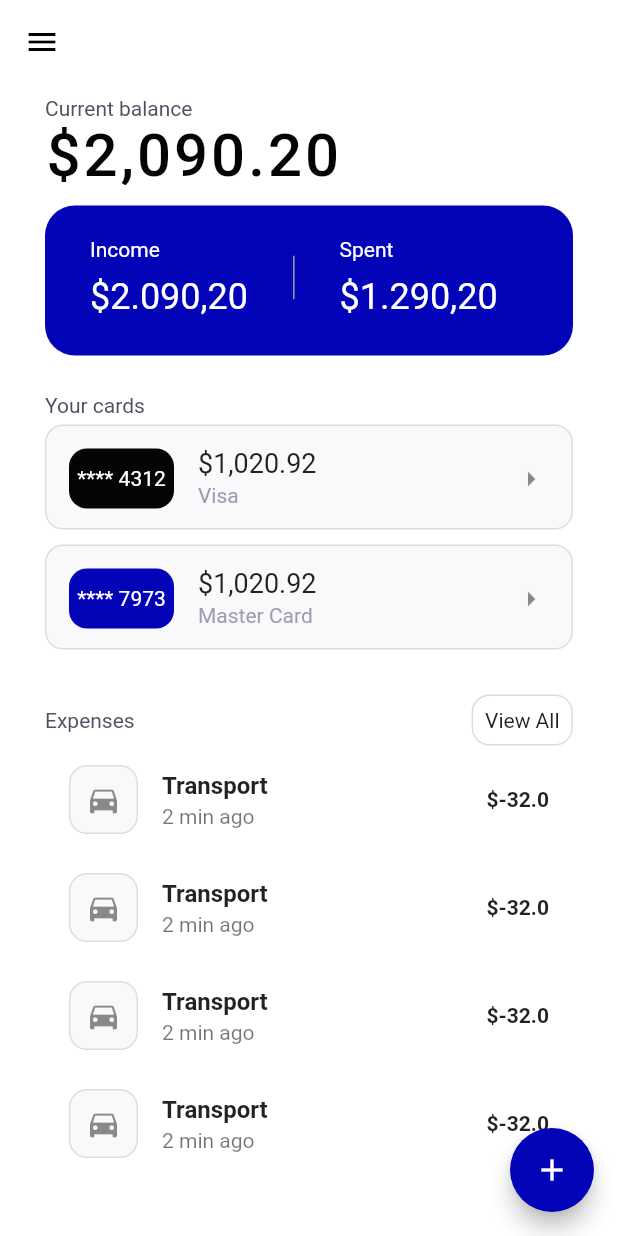
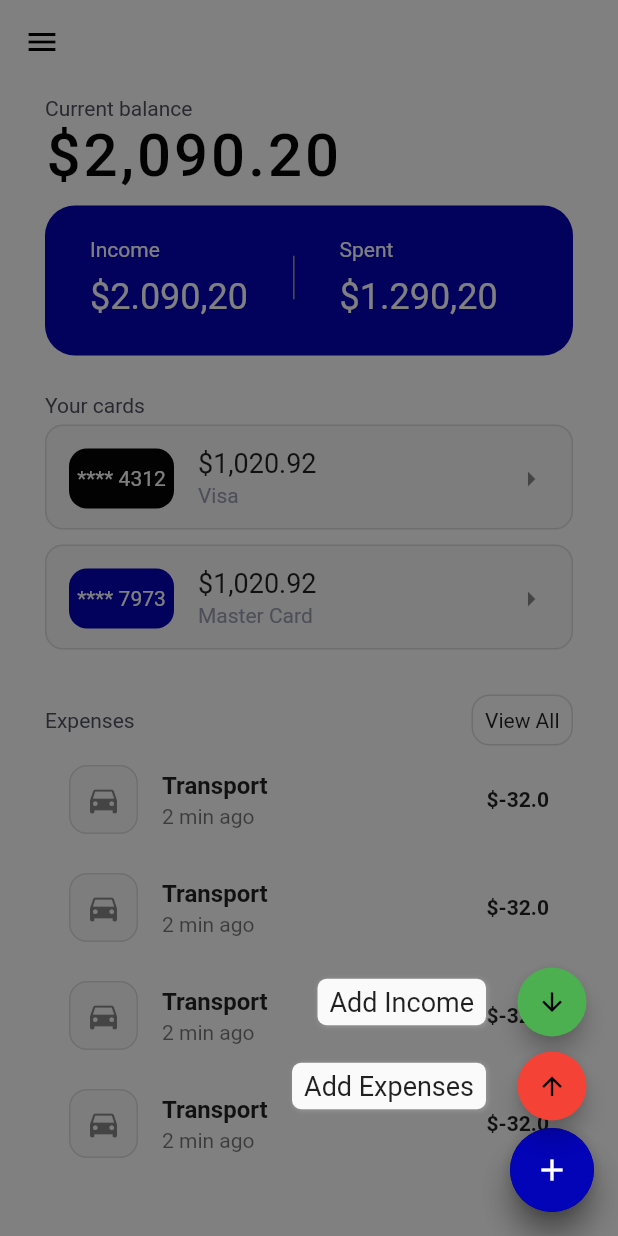
Before and after one commit to sanchezalejandro86/money-tracker, a Flutter app: the screen it shows after launch, after a tap on the "add" icon, on a phone screen of 412 x 824 dp. Run offline on Flutter 3.47's test engine with Material 2 defaults, Android fonts, the phone set to English and light mode, and no system bars; drawn by our look-alikes of flutter_speed_dial.

Commit message:
[WIP] add expenses screen

```diff
--- a/lib/main.dart
+++ b/lib/main.dart
@@ -1,4 +1,4 @@
-import 'package:financeapp/widgets/transaction_tile.dart';
+import 'package:financeapp/screens/home_screen.dart';
 import 'package:flutter/cupertino.dart';
 import 'package:flutter/material.dart';
 
@@ -19,151 +19,7 @@ class MyApp extends StatelessWidget {
         primarySwatch: Colors.blue,
         visualDensity: VisualDensity.adaptivePlatformDensity,
       ),
-      home: MyHomePage(),
+      home: HomeScreen(),
     );
   }
 }
-
-class MyHomePage extends StatefulWidget {
-  MyHomePage({Key key}) : super(key: key);
-
-  @override
-  _MyHomePageState createState() => _MyHomePageState();
-}
-
-class _MyHomePageState extends State<MyHomePage> {
-
-  @override
-  Widget build(BuildContext context) {
-    return Scaffold(
-      appBar: AppBar(
-        backgroundColor: Colors.white,
-        elevation: 0,
-        leading: Icon(Icons.menu, color: Colors.black,),
-      ),
-      body: SingleChildScrollView(
-        child: Container(
-          padding: EdgeInsets.symmetric(horizontal: 30),
-          child: Column(
-            crossAxisAlignment: CrossAxisAlignment.start,
-            children: [
-              SizedBox(height: 8,),
-              Text("Current balance", style: TextStyle(color: Color(0xFF51515F), fontSize: 14, fontWeight: FontWeight.w400),),
-              Text("\$2,090.20", style: TextStyle(color: Color(0xFF040405), fontSize: 40, fontWeight: FontWeight.w500, letterSpacing: 2)),
-              SizedBox(height: 10,),
-              Stack(
-                children: [
-                  Container(
-                    height: 100,
-                    decoration: BoxDecoration(
-                      color: Color(0xFF0303B7),
-                      borderRadius: BorderRadius.all(Radius.circular(20.0))
-                    ),
-                  ),
-                  Positioned(
-                    bottom: 25,
-                    left: 30,
-                    child: Row(
-                      children: [
-                        Container(
-                          margin: EdgeInsets.only(right:30),
-                          child: Column(
-                            crossAxisAlignment: CrossAxisAlignment.start,
-                            children: [
-                              Text("Income", style: TextStyle(color: Colors.white),),
-                              SizedBox(height: 10,),
-                              Text("\$2.090,20", style: TextStyle(color: Colors.white, fontSize: 24),)
-                            ],
-                          ),
-                        ),
-                        Container(
-                          width: 1,
-                          height: 30,
-                          margin: EdgeInsets.only(right:30),
-                          decoration: BoxDecoration(
-                            border: Border.all(color: Colors.grey),
-                          ),
-                        ),
-                        Column(
-                          crossAxisAlignment: CrossAxisAlignment.start,
-                          children: [
-                            Text("Spent", style: TextStyle(color: Colors.white),),
-                            SizedBox(height: 10,),
-                            Text("\$1.290,20", style: TextStyle(color: Colors.white, fontSize: 24),)
-                          ],
-                        )
-                      ],
-                    ),
-                  )
-                ],
-              ),
-              SizedBox(height: 25,),
-              Text("Your cards", style: TextStyle(color: Color(0xFF51515F), fontSize: 14, fontWeight: FontWeight.w400),),
-              ListView(
-                shrinkWrap: true,
-                physics: NeverScrollableScrollPhysics(),
-                children: [
-                  CreditCard(brand: "Visa", number: "4312"),
-                  CreditCard(brand: "Master Card", number: "7973")
-                ],
-              ),
-              SizedBox(height: 25,),
-              Row(
-                mainAxisAlignment: MainAxisAlignment.spaceBetween,
-                crossAxisAlignment: CrossAxisAlignment.center,
-                children: [
-                  Text("Expenses", style: TextStyle(color: Color(0xFF51515F), fontSize: 14, fontWeight: FontWeight.w400),),
-                  Container(
-                    padding: EdgeInsets.all(8),
-                    child: Text("View All"),
-                    decoration: BoxDecoration(
-                      borderRadius: BorderRadius.all(Radius.circular(12)),
-                      border: Border.all(width: 1.0, color: Color(0xFFDDDDDD)),
-                    ),
-                  )
-                ],
-              ),
-              ListView(
-                shrinkWrap: true,
-                physics: NeverScrollableScrollPhysics(),
-                children: [
-                  TransactionTile(
-                    icon: Icon(Icons.directions_car),
-                    category: "Transport",
-                    time: "2 min ago",
-                    amount: -32,
-                  ),
-                  TransactionTile(
-                    icon: Icon(Icons.directions_car),
-                    category: "Transport",
-                    time: "2 min ago",
-                    amount: -32,
-                  ),
-                  TransactionTile(
-                    icon: Icon(Icons.directions_car),
-                    category: "Transport",
-                    time: "2 min ago",
-                    amount: -32,
-                  ),
-                  TransactionTile(
-                    icon: Icon(Icons.directions_car),
-                    category: "Transport",
-                    time: "2 min ago",
-                    amount: -32,
-                  ),
-                ],
-              )
-            ],
-          ),
-        ),
-      ),
-      backgroundColor: Colors.white,
-      floatingActionButton: FloatingActionButton(
-        onPressed: (){},
-        tooltip: 'Add',
-        child: Icon(Icons.add),
-        backgroundColor: Color(0xFF0303B7),
-      ), // This trailing comma makes auto-formatting nicer for build methods.
-    );
-  }
-}
--- /dev/null
+++ b/lib/screens/home_screen.dart
@@ -0,0 +1,193 @@
+import 'package:financeapp/screens/add_expense_screen.dart';
+import 'package:financeapp/widgets/credit_card.dart';
+import 'package:financeapp/widgets/transaction_tile.dart';
+import 'package:flutter/material.dart';
+import 'package:flutter_speed_dial/flutter_speed_dial.dart';
+
+class HomeScreen extends StatefulWidget {
+  HomeScreen({Key key}) : super(key: key);
+
+  @override
+  _HomeScreenState createState() => _HomeScreenState();
+}
+
+class _HomeScreenState extends State<HomeScreen> {
+
+  @override
+  Widget build(BuildContext context) {
+    return Scaffold(
+      appBar: AppBar(
+        backgroundColor: Colors.white,
+        elevation: 0,
+        leading: Icon(Icons.menu, color: Colors.black,),
+      ),
+      body: SingleChildScrollView(
+        child: Container(
+          padding: EdgeInsets.symmetric(horizontal: 30),
+          child: Column(
+            crossAxisAlignment: CrossAxisAlignment.start,
+            children: [
+              SizedBox(height: 8,),
+              Text("Current balance", style: TextStyle(color: Color(0xFF51515F), fontSize: 14, fontWeight: FontWeight.w400),),
+              Text("\$2,090.20", style: TextStyle(color: Color(0xFF040405), fontSize: 40, fontWeight: FontWeight.w500, letterSpacing: 2)),
+              SizedBox(height: 10,),
+              Stack(
+                children: [
+                  Container(
+                    height: 100,
+                    decoration: BoxDecoration(
+                        color: Color(0xFF0303B7),
+                        borderRadius: BorderRadius.all(Radius.circular(20.0))
+                    ),
+                  ),
+                  Positioned(
+                    bottom: 25,
+                    left: 30,
+                    child: Row(
+                      children: [
+                        Container(
+                          margin: EdgeInsets.only(right:30),
+                          child: Column(
+                            crossAxisAlignment: CrossAxisAlignment.start,
+                            children: [
+                              Text("Income", style: TextStyle(color: Colors.white),),
+                              SizedBox(height: 10,),
+                              Text("\$2.090,20", style: TextStyle(color: Colors.white, fontSize: 24),)
+                            ],
+                          ),
+                        ),
+                        Container(
+                          width: 1,
+                          height: 30,
+                          margin: EdgeInsets.only(right:30),
+                          decoration: BoxDecoration(
+                            border: Border.all(color: Colors.grey),
+                          ),
+                        ),
+                        Column(
+                          crossAxisAlignment: CrossAxisAlignment.start,
+                          children: [
+                            Text("Spent", style: TextStyle(color: Colors.white),),
+                            SizedBox(height: 10,),
+                            Text("\$1.290,20", style: TextStyle(color: Colors.white, fontSize: 24),)
+                          ],
+                        )
+                      ],
+                    ),
+                  )
+                ],
+              ),
+              SizedBox(height: 25,),
+              Text("Your cards", style: TextStyle(color: Color(0xFF51515F), fontSize: 14, fontWeight: FontWeight.w400),),
+              ListView(
+                shrinkWrap: true,
+                physics: NeverScrollableScrollPhysics(),
+                children: [
+                  CreditCard(brand: "Visa", number: "4312"),
+                  CreditCard(brand: "Master Card", number: "7973")
+                ],
+              ),
+              SizedBox(height: 25,),
+              Row(
+                mainAxisAlignment: MainAxisAlignment.spaceBetween,
+                crossAxisAlignment: CrossAxisAlignment.center,
+                children: [
+                  Text("Expenses", style: TextStyle(color: Color(0xFF51515F), fontSize: 14, fontWeight: FontWeight.w400),),
+                  Container(
+                    padding: EdgeInsets.all(8),
+                    child: Text("View All"),
+                    decoration: BoxDecoration(
+                      borderRadius: BorderRadius.all(Radius.circular(12)),
+                      border: Border.all(width: 1.0, color: Color(0xFFDDDDDD)),
+                    ),
+                  )
+                ],
+              ),
+              ListView(
+                shrinkWrap: true,
+                physics: NeverScrollableScrollPhysics(),
+                children: [
+                  TransactionTile(
+                    icon: Icon(Icons.directions_car),
+                    category: "Transport",
+                    time: "2 min ago",
+                    amount: -32,
+                  ),
+                  TransactionTile(
+                    icon: Icon(Icons.directions_car),
+                    category: "Transport",
+                    time: "2 min ago",
+                    amount: -32,
+                  ),
+                  TransactionTile(
+                    icon: Icon(Icons.directions_car),
+                    category: "Transport",
+                    time: "2 min ago",
+                    amount: -32,
+                  ),
+                  TransactionTile(
+                    icon: Icon(Icons.directions_car),
+                    category: "Transport",
+                    time: "2 min ago",
+                    amount: -32,
+                  ),
+                ],
+              )
+            ],
+          ),
+        ),
+      ),
+      backgroundColor: Colors.white,
+      floatingActionButton: _getFAB(),
+    );
+  }
+
+  _getFAB(){
+    return SpeedDial(
+      // both default to 16
+      marginRight: 18,
+      marginBottom: 20,
+      //animatedIcon: AnimatedIcons.add_event,
+      //animatedIconTheme: IconThemeData(size: 22.0),
+      // this is ignored if animatedIcon is non null
+      child: Icon(Icons.add),
+      visible: true,
+      // If true user is forced to close dial manually
+      // by tapping main button and overlay is not rendered.
+      closeManually: false,
+      curve: Curves.bounceIn,
+      overlayColor: Colors.black,
+      overlayOpacity: 0.5,
+      onOpen: () => print('OPENING DIAL'),
+      onClose: () => print('DIAL CLOSED'),
+      tooltip: 'Speed Dial',
+      heroTag: 'speed-dial-hero-tag',
+      backgroundColor: Color(0xFF0303B7),
+      foregroundColor: Colors.white,
+      elevation: 8.0,
+      shape: CircleBorder(),
+      children: [
+        SpeedDialChild(
+            child: Icon(Icons.arrow_upward),
+            backgroundColor: Colors.red,
+            label: 'Add Expenses',
+            labelStyle: TextStyle(fontSize: 18.0),
+            onTap: () => {
+              Navigator.push(
+                context,
+                MaterialPageRoute(builder: (context) => AddExpenseScreen()),
+              )
+            }
+        ),
+        SpeedDialChild(
+          child: Icon(Icons.arrow_downward),
+          backgroundColor: Colors.green,
+          label: 'Add Income',
+          labelStyle: TextStyle(fontSize: 18.0),
+          onTap: () => {
+          },
+        ),
+      ],
+    );
+  }
+}
--- a/pubspec.yaml
+++ b/pubspec.yaml
@@ -23,7 +23,8 @@ environment:
 dependencies:
   flutter:
     sdk: flutter
-
+  flutter_speed_dial: 1.2.5
+  provider: 4.1.3
 
   # The following adds the Cupertino Icons font to your application.
   # Use with the CupertinoIcons class for iOS style icons.
```
Also changed, not shown: lib/screens/add_expense_screen.dart (added, +72 -0 lines), pubspec.lock.
